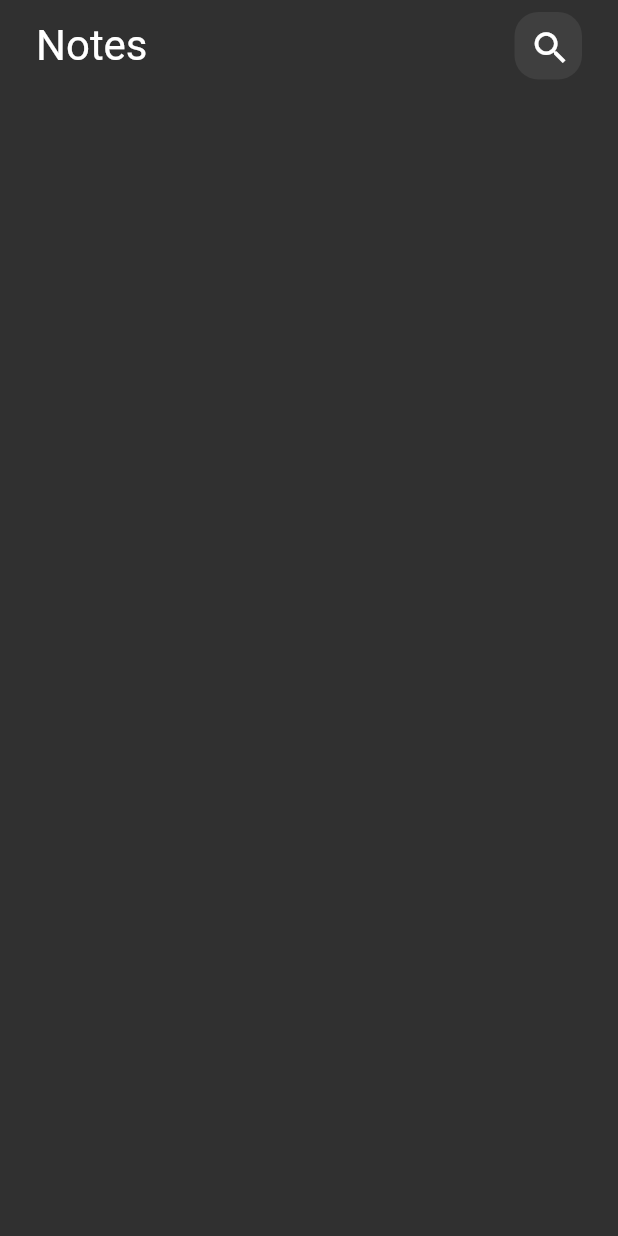
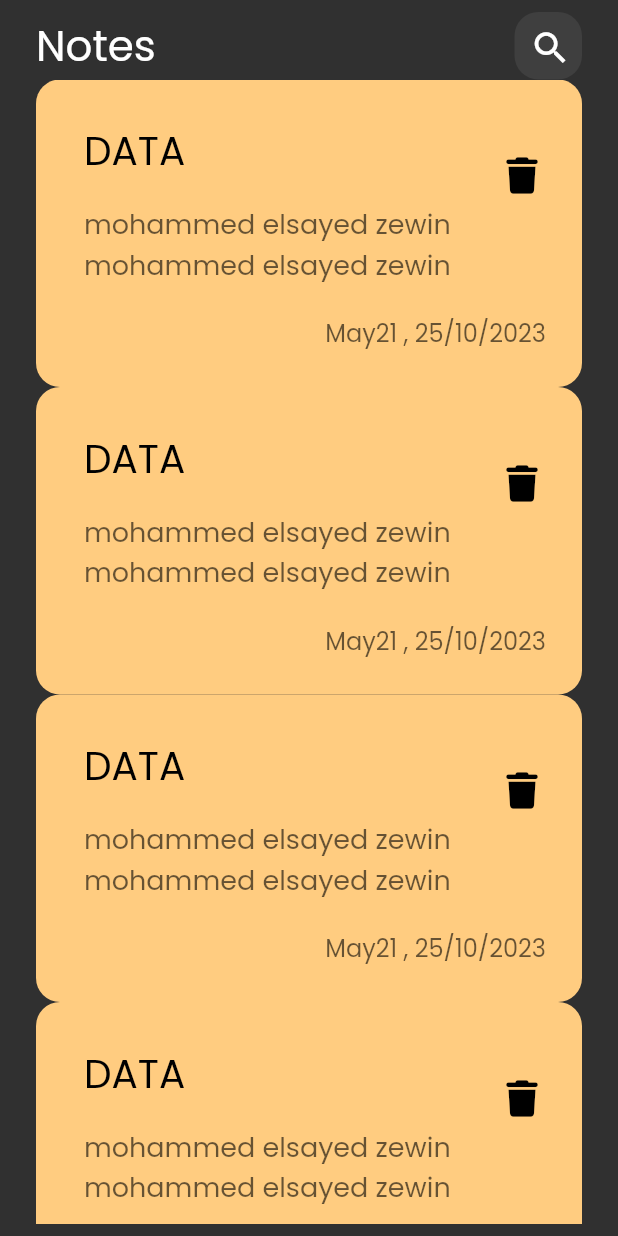
Before and after one commit to MohammedZewin27/noteApp, a Flutter app: the screen it shows after launch, on a phone screen of 412 x 824 dp. Run offline on Flutter 3.47's test engine with Material 2 defaults, Android fonts, the phone set to English and light mode, and no system bars; our stand-ins replace font_awesome_flutter.

Commit message:
card Item

```diff
--- a/lib/component/BadyWiget.dart
+++ b/lib/component/BadyWiget.dart
@@ -1,6 +1,7 @@
 import 'package:flutter/material.dart';
 
 import 'appBarWidget.dart';
+import 'customCardView.dart';
 
 
 class BadyWidget extends StatelessWidget {
@@ -10,12 +11,17 @@ class BadyWidget extends StatelessWidget {
 
   @override
   Widget build(BuildContext context) {
-    return  const SafeArea(
+    return   SafeArea(
       child: Padding(
         padding: EdgeInsets.symmetric(vertical:8 ,horizontal:24 ),
         child: Column(
           children: [
             AppBarWidget(),
+            Expanded(
+              child: ListView.builder(
+                itemCount: 10,
+                  itemBuilder: (context, index) =>CustomCardView() ,),
+            )
           ],
         ),
       ),
--- a/lib/component/CustomsSearchIcons.dart
+++ b/lib/component/CustomsSearchIcons.dart
@@ -16,7 +16,7 @@ class CustomsSearchIcons extends StatelessWidget {
         color: Colors.white.withOpacity(0.07),
       ),
       child: const Icon(Icons.search,
-        color: Colors.white,
+
         size: 28,
       ),
     );
--- /dev/null
+++ b/lib/component/customCardView.dart
@@ -0,0 +1,59 @@
+import 'package:flutter/material.dart';
+import 'package:font_awesome_flutter/font_awesome_flutter.dart';
+import 'package:note/constants/constantForApp.dart';
+
+class CustomCardView extends StatelessWidget {
+  const CustomCardView({
+    super.key,
+  });
+
+  @override
+  Widget build(BuildContext context) {
+    return Container(
+      padding: const EdgeInsets.only(top: 24, bottom: 24, left: 16,),
+      decoration: BoxDecoration(
+        color: const Color(0xFFFFCC80),
+        borderRadius: BorderRadius.circular(16),
+      ),
+      child: Column(
+        crossAxisAlignment: CrossAxisAlignment.end,
+        children: [
+          ListTile(
+            title: const Text(
+              'DATA',
+              style: TextStyle(color: Colors.black, fontSize: 26),
+            ),
+            subtitle: Padding(
+              padding: const EdgeInsets.only(top: 16),
+              child: Text(
+                'mohammed elsayed zewin mohammed elsayed zewin',
+                style:
+                    TextStyle(color: Colors.black.withOpacity(0.6),
+                        fontSize: 18),
+              ),
+            ),
+            trailing: IconButton(
+              onPressed: () {},
+              icon: const Icon(
+                FontAwesomeIcons.trash,
+                color: Colors.black,
+                size: 24,
+              ),
+            ),
+          ),
+          Padding(
+            padding: const EdgeInsets.only(right: 24,top: 16),
+            child: Text(
+              'May21 , 25/10/2023',
+              textAlign: TextAlign.end,
+              style: TextStyle(
+                  color: Colors.black.withOpacity(0.6),
+                fontSize: 16
+              ),
+            ),
+          ),
+        ],
+      ),
+    );
+  }
+}
--- /dev/null
+++ b/lib/constants/constantForApp.dart
@@ -0,0 +1 @@
+const String fontsForNote='Poppins';
--- a/lib/main.dart
+++ b/lib/main.dart
@@ -1,4 +1,5 @@
 import 'package:flutter/material.dart';
+import 'package:note/constants/constantForApp.dart';
 import 'package:note/views/notes_view.dart';
 
 void main() {
@@ -15,6 +16,7 @@ class MyApp extends StatelessWidget {
       debugShowCheckedModeBanner: false,
       theme: ThemeData(
         brightness: Brightness.dark,
+        fontFamily: fontsForNote
       ),
       initialRoute: NotesView.routeName,
       routes: {
```
Also changed, not shown: pubspec.yaml (+8 -6 lines), assets/fonts/Poppins-Regular.ttf (added), pubspec.lock.
